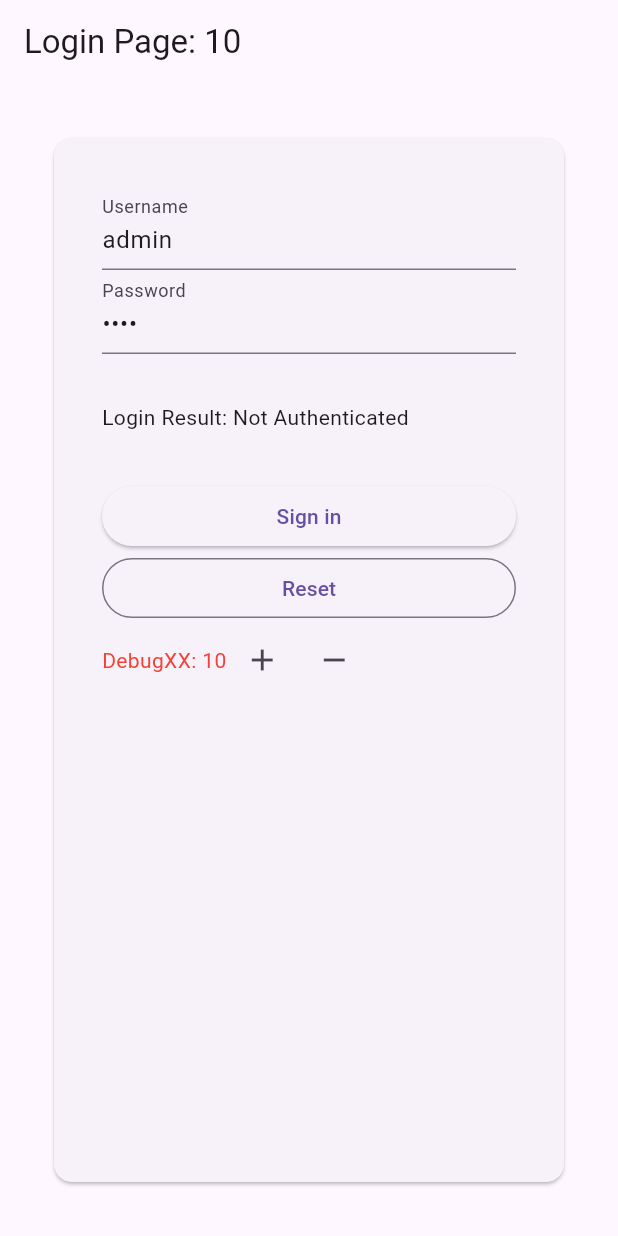
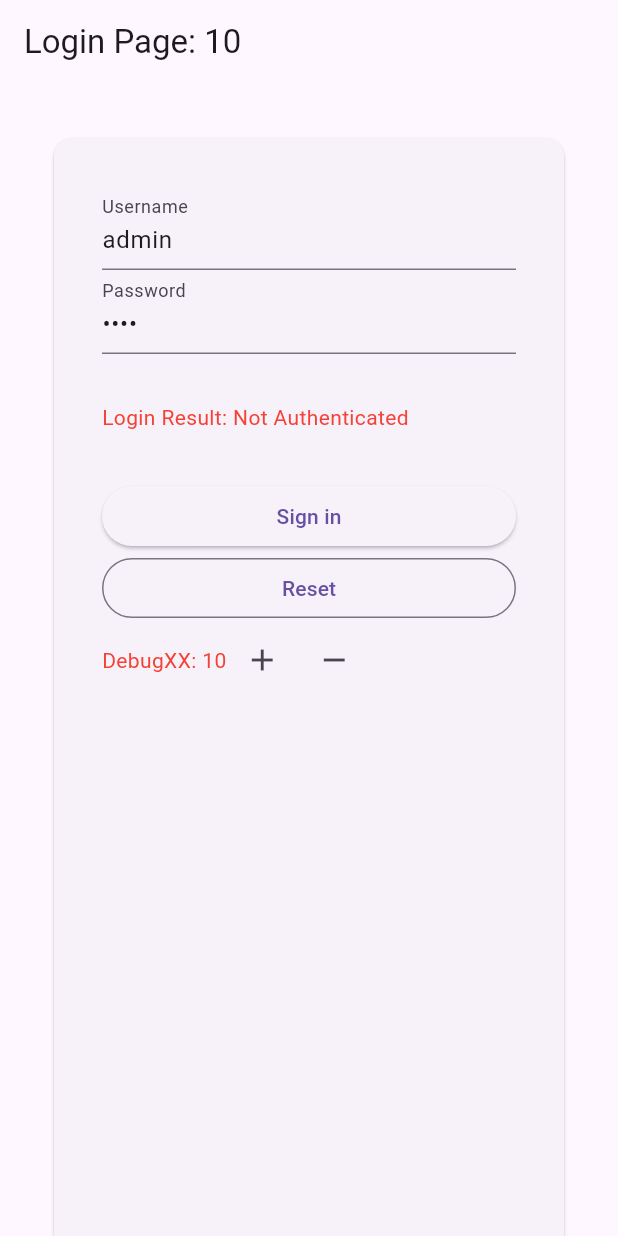
Before and after one commit to patt502090/flutter-playground, a Flutter app: the screen it shows after launch, on a phone screen of 412 x 824 dp. Run offline on Flutter 3.47's test engine with Material 3 defaults, Android fonts, the phone set to English and light mode, and no system bars; our stand-ins replace bloc, equatable, flutter_bloc.

Commit message:
style: update login result text color based on authentication state in LoginPage

```diff
--- a/lib/src/pages/login_page/login_page.dart
+++ b/lib/src/pages/login_page/login_page.dart
@@ -40,7 +40,8 @@ class _LoginPageState extends State<LoginPage> {
           },
         ),
       ),
-      body: SizedBox(
+      body: SingleChildScrollView(
+        child: SizedBox(
           width: double.infinity,
           child: Padding(
             padding: const EdgeInsets.all(32.0),
@@ -57,6 +58,9 @@ class _LoginPageState extends State<LoginPage> {
                       builder: (context, state) {
                         return Text(
                           "Login Result: ${state.isAuthenticated ? "Authenticated" : "Not Authenticated"}",
+                          style: TextStyle(
+                            color: state.isAuthenticated ? Colors.green : Colors.red,
+                          ),
                         );
                       },
                     ),
@@ -87,6 +91,7 @@ class _LoginPageState extends State<LoginPage> {
                       ],
                     ),
                   ],
+                ),
               ),
             ),
           ),
```
Lines whose indentation alone changed are shown as unchanged.
